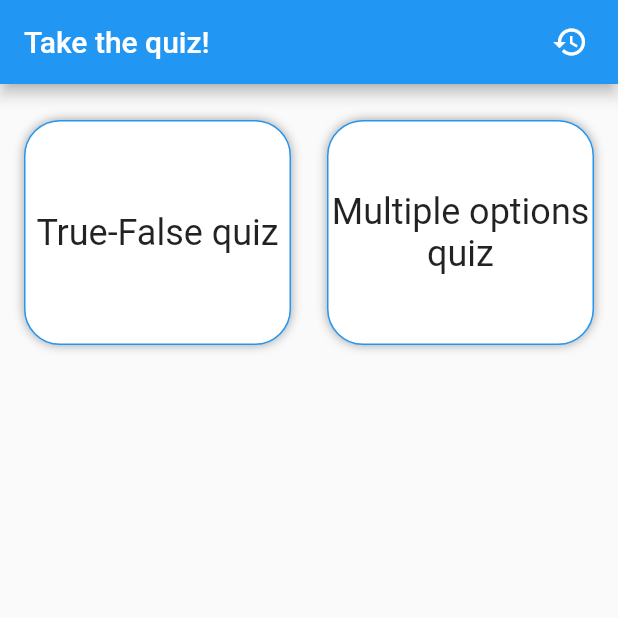
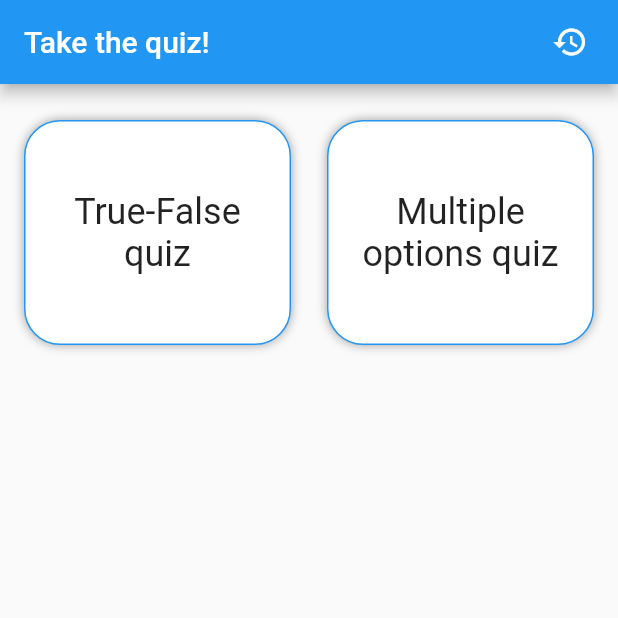
Before and after one commit to extrawest/quiz-app, a Flutter app: the screen it shows after launch, on a phone screen of 412 x 824 dp, the top half of it. Run offline on Flutter 3.47's test engine with Material 2 defaults, Android fonts, the phone set to English and light mode, and no system bars; our stand-ins replace auto_route, dio, flutter_bloc, fpdart, freezed_annotation, google_fonts and 1 more; generated files the repository leaves out were written again.

Commit message:
Theme settings

```diff
--- a/lib/app.dart
+++ b/lib/app.dart
@@ -1,4 +1,5 @@
 import 'package:flutter/material.dart';
+import 'package:quiz_app/theme/theme.dart';
 
 import 'router.dart';
 import 'widgets/app_repository_provider.dart';
@@ -12,6 +13,8 @@ class App extends StatelessWidget {
   Widget build(BuildContext context) {
     return AppRepositoryProvider(
       child: MaterialApp.router(
+        theme: AppTheme.lightTheme,
+        darkTheme: AppTheme.darkTheme,
         routerDelegate: _router.delegate(),
         routeInformationParser: _router.defaultRouteParser(),
       ),
--- a/lib/screens/home/widgets/menu_option.dart
+++ b/lib/screens/home/widgets/menu_option.dart
@@ -15,18 +15,18 @@ class MenuOption extends StatelessWidget {
   Widget build(BuildContext context) {
     return ScaledButton(
       onPressed: onPressed,
-      builder: (context, _) => Container(
+      child: Container(
         height: 150,
         alignment: Alignment.center,
-        // padding: const EdgeInsets.all(64),
+        padding: const EdgeInsets.all(16),
         decoration: BoxDecoration(
-          color: Colors.white,
-          border: Border.all(color: Colors.blue),
+          color: Theme.of(context).cardColor,
+          border: Border.all(color: Theme.of(context).dividerColor),
           borderRadius: const BorderRadius.all(Radius.circular(24)),
-          boxShadow: const [
+          boxShadow: [
             BoxShadow(
               blurRadius: 5,
-              color: Colors.grey,
+              color: Theme.of(context).shadowColor,
             ),
           ],
         ),
--- a/lib/screens/quiz/widget/answer.dart
+++ b/lib/screens/quiz/widget/answer.dart
@@ -55,19 +55,19 @@ class _AnswerState extends State<Answer> with TickerProviderStateMixin {
   Widget build(BuildContext context) {
     return ScaledButton(
       onPressed: widget.onPressed,
-      builder: (context, isPressed) => SlideTransition(
+      child: SlideTransition(
         position: _animation,
         child: Container(
           decoration: BoxDecoration(
-            color: isPressed ? Colors.blue : Colors.white,
+            color: Theme.of(context).cardColor,
             borderRadius: BorderRadius.circular(40),
             border: Border.all(
-              color: Colors.blue,
+              color: Theme.of(context).dividerColor,
               width: 2,
             ),
-            boxShadow: const [
+            boxShadow: [
               BoxShadow(
-                color: Colors.grey,
+                color: Theme.of(context).shadowColor,
                 blurRadius: 5,
               ),
             ],
@@ -76,10 +76,7 @@ class _AnswerState extends State<Answer> with TickerProviderStateMixin {
           child: Center(
             child: Text(
               widget.answer,
-              style: TextStyle(
-                fontSize: 20,
-                color: isPressed ? Colors.white : Colors.black,
-              ),
+              style: const TextStyle(fontSize: 20),
             ),
           ),
         ),
--- /dev/null
+++ b/lib/theme/theme.dart
@@ -0,0 +1,41 @@
+import 'package:flutter/material.dart';
+import 'package:google_fonts/google_fonts.dart';
+
+// ignore: avoid_classes_with_only_static_members
+abstract class AppTheme {
+  static ThemeData get lightTheme => ThemeData(
+        primaryColor: Colors.white,
+        colorScheme: const ColorScheme.light(primary: Colors.blue),
+        floatingActionButtonTheme: const FloatingActionButtonThemeData(
+          foregroundColor: Colors.white,
+        ),
+        dividerColor: Colors.blue,
+        appBarTheme: const AppBarTheme(color: Colors.blue),
+        fontFamily: GoogleFonts.roboto().fontFamily,
+        textTheme: _textTheme,
+        shadowColor: Colors.grey,
+        cardColor: Colors.white,
+      );
+
+  static ThemeData get darkTheme => ThemeData(
+        primaryColor: Colors.black,
+        colorScheme: ColorScheme.dark(primary: Colors.grey.shade200),
+        floatingActionButtonTheme: const FloatingActionButtonThemeData(
+          foregroundColor: Colors.white,
+        ),
+        dividerColor: Colors.transparent,
+        appBarTheme: const AppBarTheme(color: Colors.transparent),
+        fontFamily: GoogleFonts.roboto().fontFamily,
+        textTheme: _textTheme,
+        shadowColor: Colors.transparent,
+        cardColor: Colors.blueGrey[600],
+      );
+
+  static const TextTheme _textTheme = TextTheme(
+    displayMedium: TextStyle(
+      fontSize: 24.0,
+      fontStyle: FontStyle.italic,
+    ),
+    bodyMedium: TextStyle(fontSize: 16.0),
+  );
+}
--- a/lib/widgets/scaled_button.dart
+++ b/lib/widgets/scaled_button.dart
@@ -3,11 +3,11 @@ import 'package:flutter/material.dart';
 class ScaledButton extends StatefulWidget {
   const ScaledButton({
     super.key,
-    required this.builder,
+    required this.child,
     required this.onPressed,
   });
 
-  final Widget Function(BuildContext context, bool isPressed) builder;
+  final Widget child;
   final VoidCallback onPressed;
 
   @override
@@ -69,7 +69,7 @@ class _ScaledButtonState extends State<ScaledButton>
             isPressed = false;
           });
         },
-        child: widget.builder(context, isPressed),
+        child: widget.child,
       ),
     );
   }
--- a/pubspec.yaml
+++ b/pubspec.yaml
@@ -17,6 +17,7 @@ dependencies:
   fpdart: ^0.4.0
   flutter_bloc: ^8.1.2
   collection: ^1.17.0
+  google_fonts: ^4.0.3
 
   cupertino_icons: ^1.0.2
 
```
Also changed, not shown: pubspec.lock, 10 other files.
